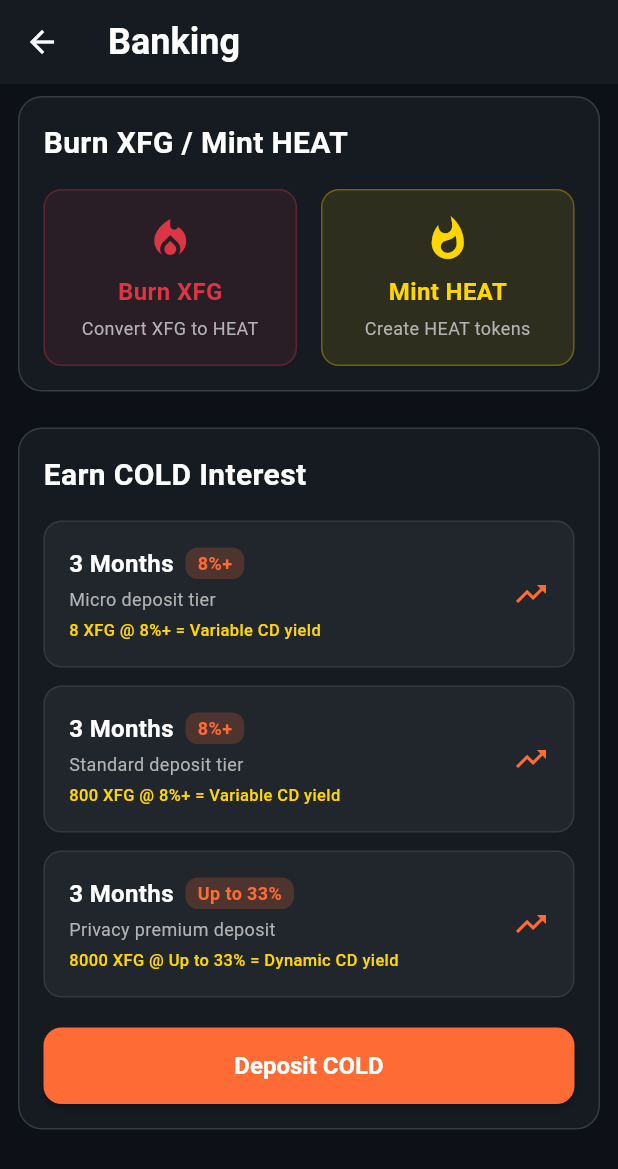
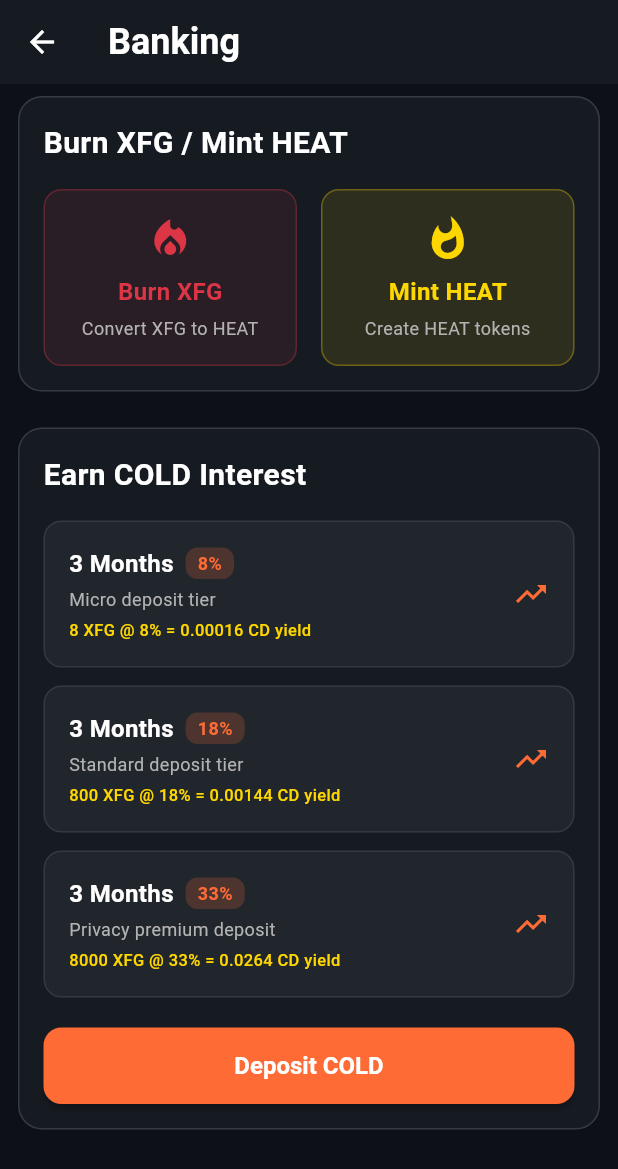
Before and after one commit to usexfg/fuego-wallet, a Flutter app: the BankingScreen screen opened directly, on a phone screen of 412 x 824 dp. Shown: the top 1169 px of the screen. Run offline on Flutter 3.47's test engine with Material 3 defaults, Android fonts, the phone set to English and light mode, and no system bars; our stand-ins replace animated_text_kit, connectivity_plus, dio, flutter_secure_storage, local_auth, qr_flutter; missing offline and left inert: cryptography; accounts and stored records are empty; network calls fail.

Commit message:
🏦 Simplified Banking - Fixed APY Rates
• Removed dynamic COLDAO rates for now
• Set fixed rates: 8% (micro), 18% (standard), 33% (premium)
• Updated yield calculations for all tiers
• Ready for immediate implementation

Clean fixed-rate banking system! 💰

```diff
--- a/lib/screens/banking/banking_screen.dart
+++ b/lib/screens/banking/banking_screen.dart
@@ -110,23 +110,23 @@ class _BankingScreenState extends State<BankingScreen> {
                   const SizedBox(height: 16),
                   _buildInterestCard(
                     title: '3 Months',
-                    rate: '8%+',
+                    rate: '8%',
                     description: 'Micro deposit tier',
-                    example: '8 XFG @ 8%+ = Variable CD yield',
+                    example: '8 XFG @ 8% = 0.00016 CD yield',
                   ),
                   const SizedBox(height: 12),
                   _buildInterestCard(
                     title: '3 Months',
-                    rate: '8%+',
+                    rate: '18%',
                     description: 'Standard deposit tier',
-                    example: '800 XFG @ 8%+ = Variable CD yield',
+                    example: '800 XFG @ 18% = 0.00144 CD yield',
                   ),
                   const SizedBox(height: 12),
                   _buildInterestCard(
                     title: '3 Months',
-                    rate: 'Up to 33%',
+                    rate: '33%',
                     description: 'Privacy premium deposit',
-                    example: '8000 XFG @ Up to 33% = Dynamic CD yield',
+                    example: '8000 XFG @ 33% = 0.0264 CD yield',
                   ),
                   const SizedBox(height: 20),
                   SizedBox(
```
